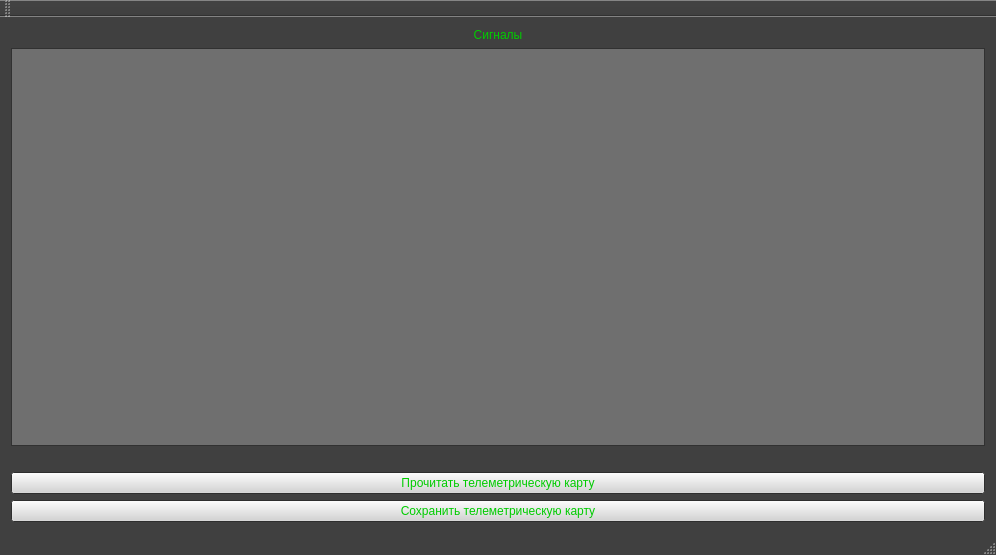
Above: mainwindow.ui from Creeprus/TelemetryCardReader_Kometa before the change. Below: the same form after it.
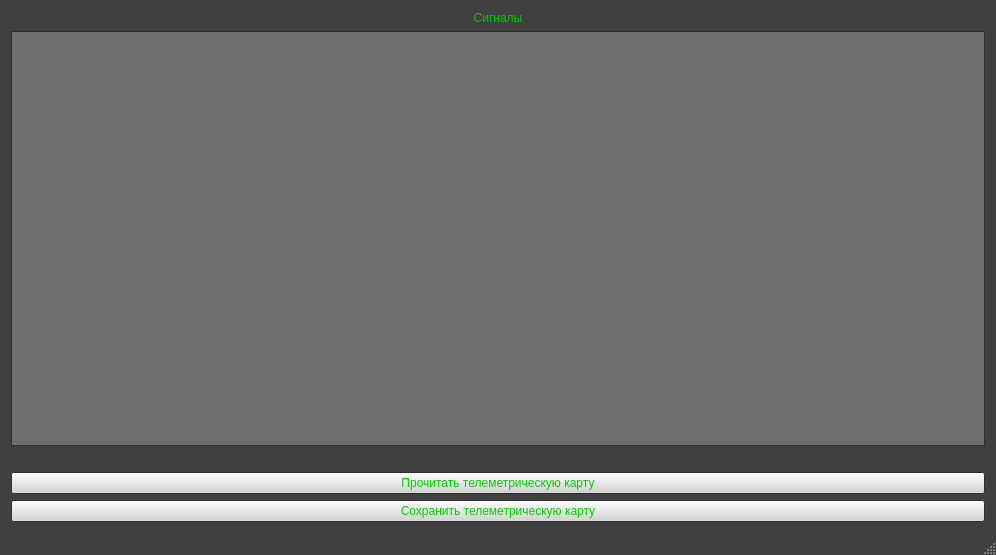
That is the form after the change.

```diff
--- a/mainwindow.ui
+++ b/mainwindow.ui
@@ -142,6 +142,15 @@
        </color>
       </brush>
      </colorrole>
+     <colorrole role="PlaceholderText">
+      <brush brushstyle="NoBrush">
+       <color alpha="128">
+        <red>0</red>
+        <green>204</green>
+        <blue>0</blue>
+       </color>
+      </brush>
+     </colorrole>
     </active>
     <inactive>
      <colorrole role="WindowText">
@@ -270,6 +279,15 @@
        </color>
       </brush>
      </colorrole>
+     <colorrole role="PlaceholderText">
+      <brush brushstyle="NoBrush">
+       <color alpha="128">
+        <red>0</red>
+        <green>204</green>
+        <blue>0</blue>
+       </color>
+      </brush>
+     </colorrole>
     </inactive>
     <disabled>
      <colorrole role="WindowText">
@@ -398,6 +416,15 @@
        </color>
       </brush>
      </colorrole>
+     <colorrole role="PlaceholderText">
+      <brush brushstyle="NoBrush">
+       <color alpha="128">
+        <red>0</red>
+        <green>204</green>
+        <blue>0</blue>
+       </color>
+      </brush>
+     </colorrole>
     </disabled>
    </palette>
   </property>
@@ -432,6 +459,15 @@
     </item>
     <item>
      <widget class="QTreeView" name="treeView">
+      <property name="font">
+       <font>
+        <pointsize>10</pointsize>
+        <weight>50</weight>
+        <italic>false</italic>
+        <bold>false</bold>
+        <underline>false</underline>
+       </font>
+      </property>
       <property name="editTriggers">
        <set>QAbstractItemView::CurrentChanged</set>
       </property>
@@ -483,14 +519,6 @@
    </property>
   </widget>
   <widget class="QStatusBar" name="statusBar"/>
-  <widget class="QToolBar" name="mainToolBar">
-   <attribute name="toolBarArea">
-    <enum>TopToolBarArea</enum>
-   </attribute>
-   <attribute name="toolBarBreak">
-    <bool>false</bool>
-   </attribute>
-  </widget>
  </widget>
  <layoutdefault spacing="6" margin="11"/>
  <tabstops>
```
Left out of the diff: 2 changed lines with no effect on the pictures.
